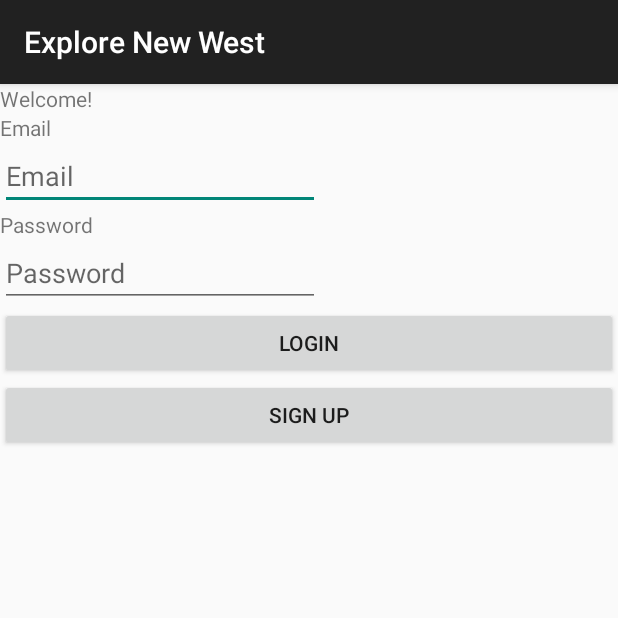
After one commit to Jaleed96/ILoveNWest, an Android app: the login screen opened directly, with no data from a screen before it, on a phone screen of 412 x 824 dp, the top half of it. The commit adds this screen. Run offline under Robolectric (Android 15) with nearby library versions, the phone set to English and light mode, and no system bars; our stand-ins replace Firebase (no records; nobody signed in at launch, a user with empty details on screens opened directly).

Commit message:
Improved overall performance and implemented login activity_login
- all logic in onStart() has been moved to onCreate to prevent redudant method calls
- added login activity methods (untested) and basic UI

```diff
--- a/app/src/main/AndroidManifest.xml
+++ b/app/src/main/AndroidManifest.xml
@@ -25,7 +25,8 @@
         <activity android:name=".ViewPlans" />
         <activity android:name=".ViewPlannedEvents" />
         <activity android:name=".CreatePlan" />
-        <activity android:name=".ViewEventDetails"></activity>
+        <activity android:name=".ViewEventDetails" />
+        <activity android:name=".login"></activity>
     </application>
 
 </manifest>
--- /dev/null
+++ b/app/src/main/java/comp3717/bcit/ca/ilovenwest/User.java
@@ -0,0 +1,44 @@
+package comp3717.bcit.ca.ilovenwest;
+
+public class User {
+    private String userId;
+    private String email;
+    private String password;
+
+    User(String userId, String email, String password){
+        this.userId = userId;
+        this.email = email;
+        this.password = password;
+    }
+
+    public String getEmail(){
+        return email;
+    }
+
+    public String getPassword(){
+        return password;
+    }
+
+    public String getUserId(){
+        return userId;
+    }
+
+    @Override
+    public boolean equals(Object obj) {
+        if (obj == null) {
+            return false;
+        }
+
+        if (!User.class.isAssignableFrom(obj.getClass())) {
+            return false;
+        }
+
+        final User other = (User) obj;
+        if(this.email.equals(other.email) && this.password.equals(other.password)){
+            return true;
+        }
+        else{
+            return false;
+        }
+    }
+}
--- /dev/null
+++ b/app/src/main/java/comp3717/bcit/ca/ilovenwest/login.java
@@ -0,0 +1,79 @@
+package comp3717.bcit.ca.ilovenwest;
+
+import android.content.Intent;
+import android.content.SharedPreferences;
+import android.support.v7.app.AppCompatActivity;
+import android.os.Bundle;
+import android.view.View;
+import android.widget.EditText;
+
+import com.google.firebase.database.DataSnapshot;
+import com.google.firebase.database.DatabaseError;
+import com.google.firebase.database.DatabaseReference;
+import com.google.firebase.database.FirebaseDatabase;
+import com.google.firebase.database.Query;
+import com.google.firebase.database.ValueEventListener;
+
+public class login extends AppCompatActivity {
+    private DatabaseReference databaseList;
+    @Override
+    protected void onCreate(Bundle savedInstanceState) {
+        super.onCreate(savedInstanceState);
+        setContentView(R.layout.activity_login);
+
+        // Get database reference
+        databaseList = FirebaseDatabase.getInstance().getReference("users");
+
+        // Save to the database
+        String id = databaseList.push().getKey();
+        User guest = new User(id, "andy93@gmail.com", "password");
+        databaseList.child(id).setValue(guest);
+    }
+
+    public void onLogin(View v){
+        EditText email = findViewById(R.id.emailInput);
+        EditText password = findViewById(R.id.passwordInput);
+
+        if(!email.getText().toString().isEmpty() && !password.getText().toString().isEmpty()){
+            Query test = databaseList.orderByChild("email").startAt(email.getText().toString());
+            test.addValueEventListener( new ValueEventListener(){
+                @Override
+                public void onDataChange(DataSnapshot dataSnapshot) {
+                    for(DataSnapshot post : dataSnapshot.getChildren() ){
+                        System.out.print(post);
+                    }
+                }
+
+                @Override
+                public void onCancelled(DatabaseError databaseError) {}
+            });
+            //processLogin(id, email.getText().toString());
+        }
+    }
+
+    public void onSignUp(View v){
+        EditText email = findViewById(R.id.emailInput);
+        EditText password = findViewById(R.id.passwordInput);
+
+        if(!email.getText().toString().isEmpty() && !password.getText().toString().isEmpty()){
+            // Save to the database
+            String id = databaseList.push().getKey();
+            User guest = new User(id, email.getText().toString(), password.getText().toString());
+            databaseList.child(id).setValue(guest);
+
+            processLogin(id, email.getText().toString());
+        }
+    }
+
+    private void processLogin(String userId, String email){
+        SharedPreferences sp=getSharedPreferences("Login", MODE_PRIVATE);
+        SharedPreferences.Editor Ed=sp.edit();
+        Ed.putString("userId", userId);
+        Ed.putString("email", email);
+        Ed.apply();
+
+        Intent i = new Intent(this, Homepage.class);
+        startActivity(i);
+        finish();
+    }
+}
--- /dev/null
+++ b/app/src/main/res/layout/activity_login.xml
@@ -0,0 +1,58 @@
+<?xml version="1.0" encoding="utf-8"?>
+<LinearLayout xmlns:android="http://schemas.android.com/apk/res/android"
+    xmlns:app="http://schemas.android.com/apk/res-auto"
+    xmlns:tools="http://schemas.android.com/tools"
+    android:layout_width="match_parent"
+    android:layout_height="match_parent"
+    android:orientation="vertical"
+    tools:context=".login">
+
+    <TextView
+        android:id="@+id/loginTitle"
+        android:layout_width="wrap_content"
+        android:layout_height="wrap_content"
+        android:text="@string/loginTitle" />
+
+    <TextView
+        android:id="@+id/emailLabel"
+        android:layout_width="wrap_content"
+        android:layout_height="wrap_content"
+        android:text="@string/email" />
+
+    <EditText
+        android:id="@+id/emailInput"
+        android:layout_width="wrap_content"
+        android:layout_height="wrap_content"
+        android:ems="10"
+        android:hint="@string/email"
+        android:inputType="textEmailAddress" />
+
+    <TextView
+        android:id="@+id/passswordLabel"
+        android:layout_width="wrap_content"
+        android:layout_height="wrap_content"
+        android:text="@string/password" />
+
+    <EditText
+        android:id="@+id/passwordInput"
+        android:layout_width="wrap_content"
+        android:layout_height="wrap_content"
+        android:ems="10"
+        android:hint="@string/password"
+        android:inputType="textPassword" />
+
+    <Button
+        android:id="@+id/login"
+        android:layout_width="match_parent"
+        android:layout_height="wrap_content"
+        android:text="@string/login"
+        android:onClick="onLogin" />
+
+    <Button
+        android:id="@+id/signUp"
+        android:layout_width="match_parent"
+        android:layout_height="wrap_content"
+        android:text="@string/signup"
+        android:onClick="onSignUp" />
+
+</LinearLayout>
--- a/app/src/main/res/values/strings.xml
+++ b/app/src/main/res/values/strings.xml
@@ -29,4 +29,9 @@
     <string name="planDateLabel">Plan Date: </string>
     <string name="eventsLabel">Planned Events</string>
     <string name="plannedEventsLabel">Planned Events</string>
+    <string name="loginTitle">Welcome!</string>
+    <string name="email">Email</string>
+    <string name="password">Password</string>
+    <string name="login">Login</string>
+    <string name="signup">Sign Up</string>
 </resources>
```
Also changed, not shown: app/src/main/java/comp3717/bcit/ca/ilovenwest/ViewPlannedEvents.java (+12 -14 lines), app/src/main/java/comp3717/bcit/ca/ilovenwest/ViewPlans.java (+5 -8 lines).
